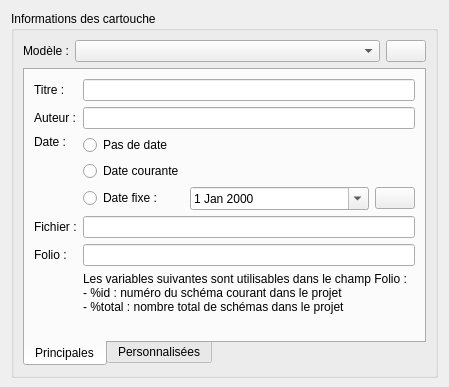
Before: the Qt Designer form sources/ui/titleblockpropertieswidget.ui in qelectrotech/qelectrotech-source-mirror, drawn with Qt 5.
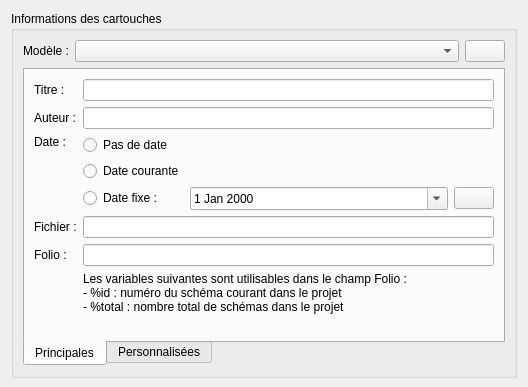
After: the same form once the commit is applied. Icons and pictures are not drawn.

Commit message: Fix minor wrong titles

Diff of the .ui file:
```diff
--- a/sources/ui/titleblockpropertieswidget.ui
+++ b/sources/ui/titleblockpropertieswidget.ui
@@ -6,7 +6,7 @@
    <rect>
     <x>0</x>
     <y>0</y>
-    <width>449</width>
+    <width>528</width>
     <height>387</height>
    </rect>
   </property>
@@ -35,7 +35,7 @@
    <item>
     <widget class="QGroupBox" name="m_tbt_gb">
      <property name="title">
-      <string>Informations des cartouche</string>
+      <string>Informations des cartouches</string>
      </property>
      <property name="checkable">
       <bool>false</bool>
```
The commit also changes 1 other file.
